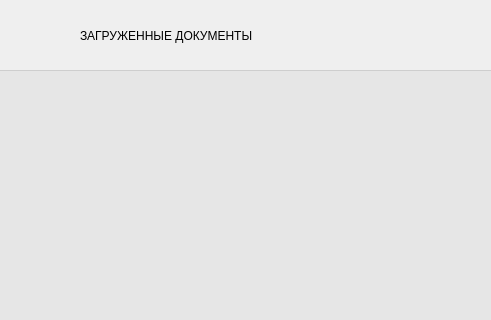
First picture: the form in gui/ui/journal.ui, repository kyrvvwfzhy-code/innovation_proposal_checking, before the edit; both pictures show x 240 to 731 and y 0 to 320 of the 900 by 679 pixel window.
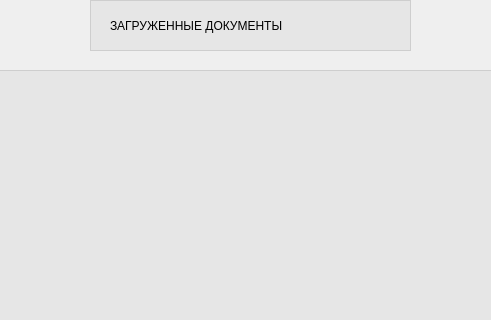
Second picture: the form after the edit.

```diff
--- a/gui/ui/journal.ui
+++ b/gui/ui/journal.ui
@@ -10,25 +10,15 @@
     <height>679</height>
    </rect>
   </property>
+  <property name="sizePolicy">
+   <sizepolicy hsizetype="Fixed" vsizetype="Fixed">
+    <horstretch>0</horstretch>
+    <verstretch>0</verstretch>
+   </sizepolicy>
+  </property>
   <property name="windowTitle">
    <string/>
   </property>
-  <widget class="QLabel" name="label">
-   <property name="geometry">
-    <rect>
-     <x>320</x>
-     <y>10</y>
-     <width>291</width>
-     <height>51</height>
-    </rect>
-   </property>
-   <property name="styleSheet">
-    <string notr="true">font: 14pt &quot;MS Shell Dlg 2&quot;;</string>
-   </property>
-   <property name="text">
-    <string>ЗАГРУЖЕННЫЕ ДОКУМЕНТЫ</string>
-   </property>
-  </widget>
   <widget class="QPushButton" name="pushButton">
    <property name="geometry">
     <rect>
@@ -87,6 +77,47 @@
     <string>Обновить</string>
    </property>
   </widget>
+  <widget class="QLabel" name="label">
+   <property name="geometry">
+    <rect>
+     <x>350</x>
+     <y>0</y>
+     <width>291</width>
+     <height>51</height>
+    </rect>
+   </property>
+   <property name="styleSheet">
+    <string notr="true">font: 14pt &quot;MS Shell Dlg 2&quot;;</string>
+   </property>
+   <property name="text">
+    <string>ЗАГРУЖЕННЫЕ ДОКУМЕНТЫ</string>
+   </property>
+  </widget>
+  <widget class="QFrame" name="frame_4">
+   <property name="geometry">
+    <rect>
+     <x>330</x>
+     <y>0</y>
+     <width>321</width>
+     <height>51</height>
+    </rect>
+   </property>
+   <property name="styleSheet">
+    <string notr="true">background-color: rgba(218, 218, 218, 100);</string>
+   </property>
+   <property name="frameShape">
+    <enum>QFrame::StyledPanel</enum>
+   </property>
+   <property name="frameShadow">
+    <enum>QFrame::Raised</enum>
+   </property>
+  </widget>
+  <zorder>frame_4</zorder>
+  <zorder>pushButton</zorder>
+  <zorder>frame_3</zorder>
+  <zorder>pushButton_2</zorder>
+  <zorder>pushButton_3</zorder>
+  <zorder>label</zorder>
  </widget>
  <resources/>
  <connections/>
```
